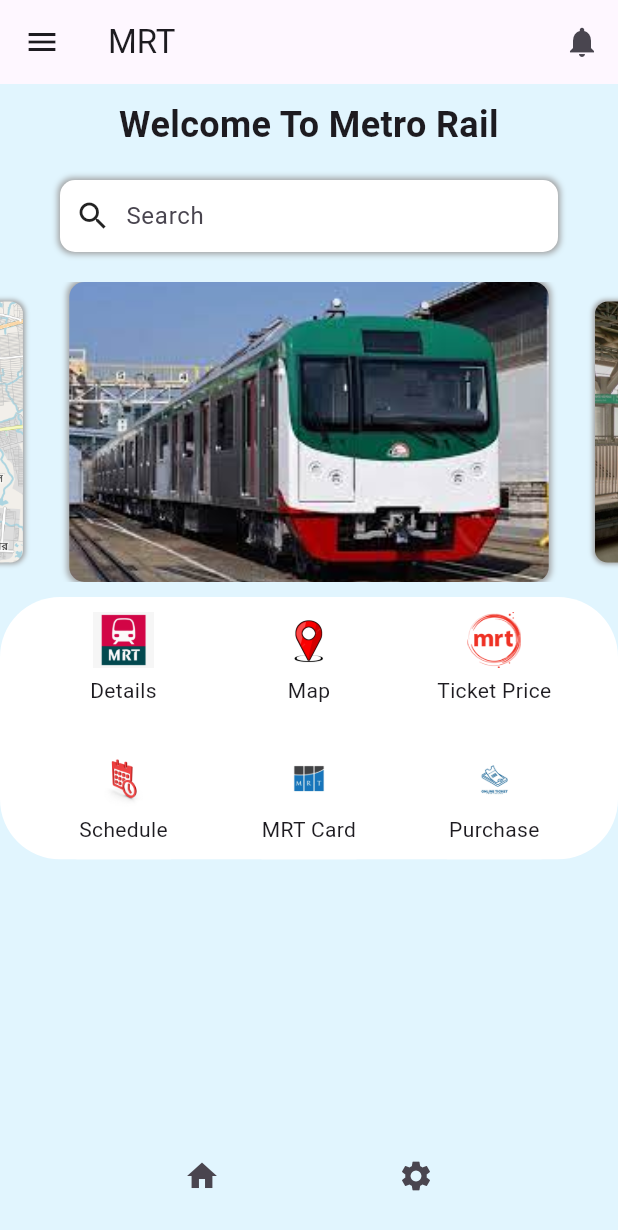
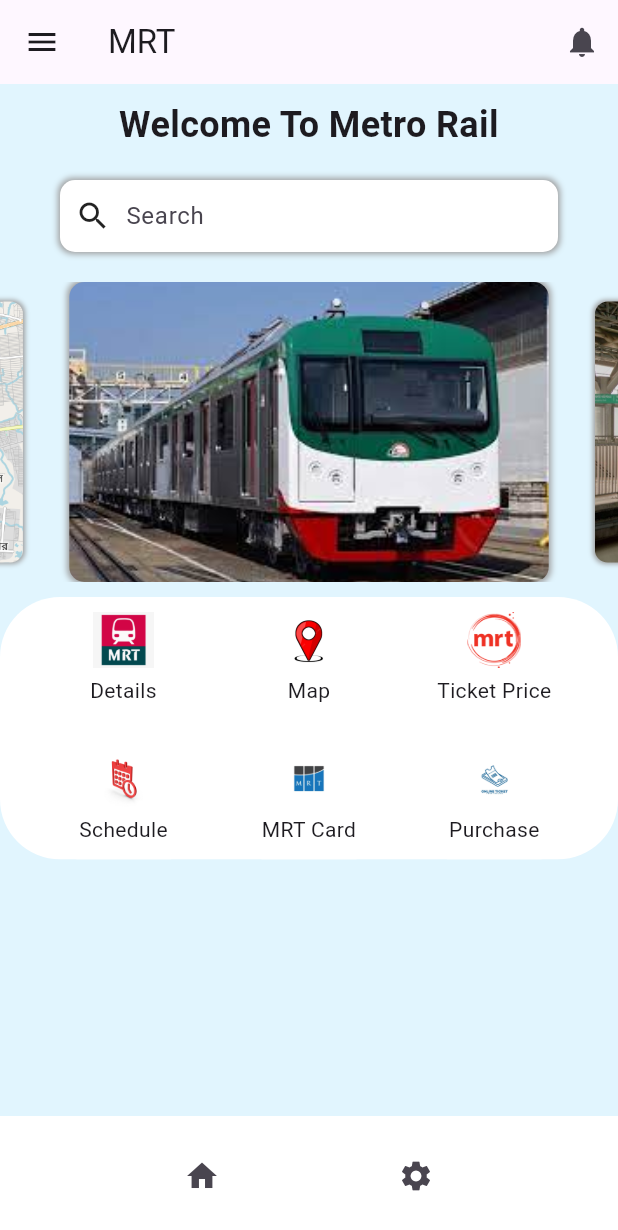
Before and after one commit to rijwan-uddin/design_metrorail, a Flutter app: the screen it shows after launch, on a phone screen of 412 x 824 dp. Shown: the top 1230 px of the screen. Run offline on Flutter 3.47's test engine with Material 3 defaults, Android fonts, the light colour scheme and no system bars; drawn by our look-alikes of carousel_slider; our stand-ins replace barcode_widget, flutter_typeahead, image_picker; missing offline and left inert: flutter_downloader.

```diff
--- a/lib/main.dart
+++ b/lib/main.dart
@@ -306,7 +306,7 @@ class BottomAppBarWidget extends StatelessWidget {
   @override
   Widget build(BuildContext context) {
     return BottomAppBar(
-      color: Colors.transparent,
+      color: Colors.white,
       child: Row(
         mainAxisAlignment: MainAxisAlignment.spaceEvenly,
         children: [
--- a/lib/tickets.dart
+++ b/lib/tickets.dart
@@ -1,5 +1,8 @@
+
 import 'package:flutter/material.dart';
 import 'payment/paymentOB.dart';
+import 'package:barcode_widget/barcode_widget.dart';
+
 
 class Tickets extends StatelessWidget {
   const Tickets({Key? key}) : super(key: key);
--- a/pubspec.yaml
+++ b/pubspec.yaml
@@ -35,6 +35,7 @@ dependencies:
   flutter_bkash: ^0.2.0
   flutter_downloader: ^1.6.6
   path_provider: ^2.0.14
+  barcode_widget: ^2.0.0
 
 
   # The following adds the Cupertino Icons font to your application.
```
Also changed, not shown: pubspec.lock.
